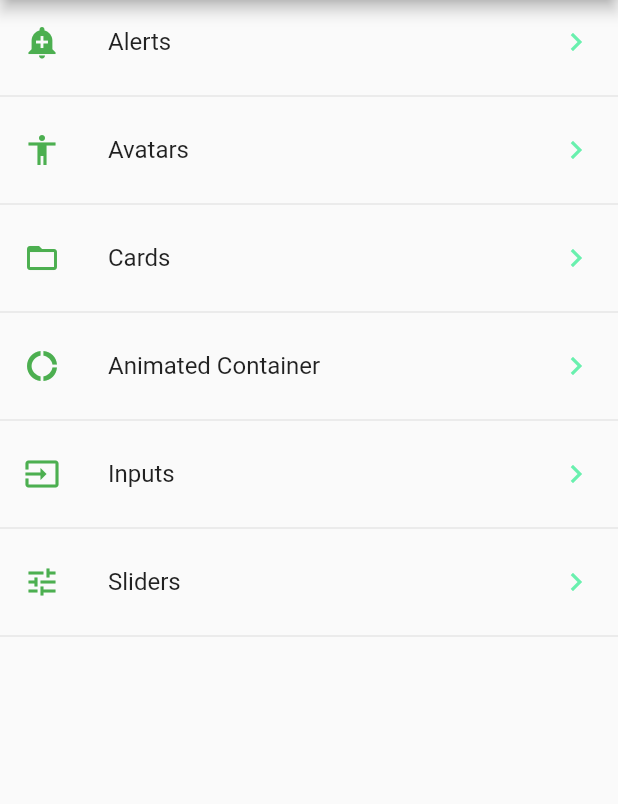
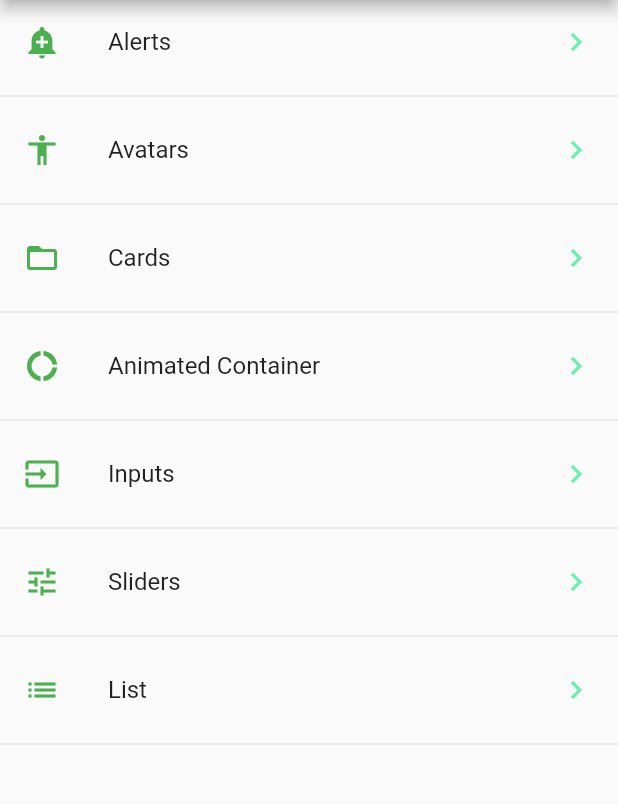
Before and after one commit to Juli15Boy/flutter_testing_components, a Flutter app: the screen it shows after launch, on a phone screen of 412 x 824 dp, the part 84-888 px from its top. Run offline on Flutter 3.47's test engine with Material 2 defaults, Android fonts, the phone set to English and light mode, and no system bars.

Commit message:
ListView and Builder

```diff
--- a/data/menu_opts.json
+++ b/data/menu_opts.json
@@ -30,6 +30,11 @@
             "route" : "sliders",
             "icon" : "tune",
             "text": "Sliders"
+        },
+        {
+            "route" : "list",
+            "icon" : "list",
+            "text": "List"
         }
     ]
 }
--- a/lib/src/routes/routes.dart
+++ b/lib/src/routes/routes.dart
@@ -6,6 +6,7 @@ import 'package:flutter_components/src/pages/card_page.dart';
 import 'package:flutter_components/src/pages/home_page.dart';
 import 'package:flutter_components/src/pages/animated_container.dart';
 import 'package:flutter_components/src/pages/input_page.dart';
+import 'package:flutter_components/src/pages/listview_page.dart';
 import 'package:flutter_components/src/pages/slider_page.dart';
 
 Map<String, WidgetBuilder> getApplicationRoutes() {
@@ -17,5 +18,6 @@ Map<String, WidgetBuilder> getApplicationRoutes() {
     'animatedContainer': (BuildContext context) => AnimatedContainerPage(),
     'inputs': (BuildContext context) => InputPage(),
     'sliders': (BuildContext context) => SliderPage(),
+    'list': (BuildContext context) => ListViewPage(),
   };
 }
```
Also changed, not shown: lib/src/pages/listview_page.dart (added, +36 -0 lines).
